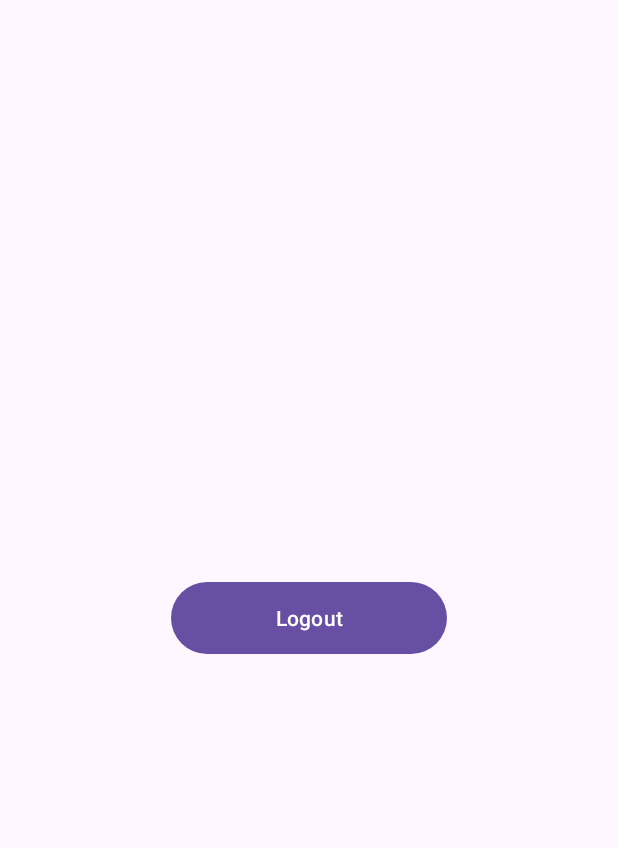
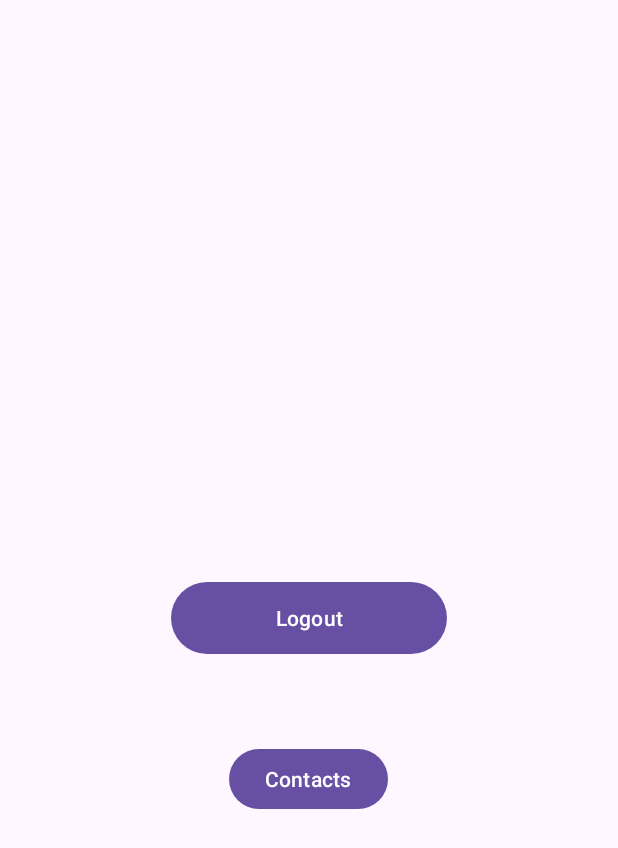
Before and after one commit to KarlAngeloFlores/GoChat, an Android app: the screen it shows after launch once a user with an empty profile is signed in (MainPage), on a phone screen of 412 x 824 dp. Shown: the top 848 px of the screen. Run offline under Robolectric (Android 15) with nearby library versions, the phone set to English and light mode, and no system bars; our stand-ins replace Firebase (no records; nobody signed in at launch, a user with empty details on screens opened directly).

Commit message:
Added Contacts Feature

```diff
--- a/app/src/main/AndroidManifest.xml
+++ b/app/src/main/AndroidManifest.xml
@@ -1,6 +1,9 @@
 <?xml version="1.0" encoding="utf-8"?>
 <manifest xmlns:android="http://schemas.android.com/apk/res/android"
     xmlns:tools="http://schemas.android.com/tools">
+
+    <uses-permission android:name="android.permission.READ_CONTACTS"/>
+    <uses-permission android:name="android.permission.WRITE_CONTACTS"/>
 
     <application
         android:allowBackup="true"
@@ -12,6 +15,9 @@
         android:supportsRtl="true"
         android:theme="@style/Theme.GoChat"
         tools:targetApi="31">
+        <activity
+            android:name=".FindUser"
+            android:exported="false" />
         <activity
             android:name=".MainPage"
             android:exported="false" />
--- a/app/src/main/java/com/example/gochat/MainPage.java
+++ b/app/src/main/java/com/example/gochat/MainPage.java
@@ -2,7 +2,9 @@ package com.example.gochat;
 
 import androidx.appcompat.app.AppCompatActivity;
 
+import android.Manifest;
 import android.content.Intent;
+import android.os.Build;
 import android.os.Bundle;
 import android.view.View;
 import android.widget.Button;
@@ -10,12 +12,14 @@ import android.widget.Button;
 import com.google.firebase.auth.FirebaseAuth;
 
 public class MainPage extends AppCompatActivity {
-    Button logoutButton;
+    Button logoutButton, contactsButton;
     @Override
     protected void onCreate(Bundle savedInstanceState) {
         super.onCreate(savedInstanceState);
         setContentView(R.layout.activity_main_page);
         logoutButton = findViewById(R.id.btnLogout);
+        contactsButton = findViewById(R.id.btnFindUsers);
+
         logoutButton.setOnClickListener(new View.OnClickListener() {
             @Override
             public void onClick(View v) {
@@ -27,5 +31,24 @@ public class MainPage extends AppCompatActivity {
                 return;
             }
         });
+
+        contactsButton.setOnClickListener(new View.OnClickListener() {
+            @Override
+            public void onClick(View v) {
+                startActivity(new Intent(getApplicationContext(), FindUser.class));
+            }
+        });
+
+        getPermissions();
+
+    } //end of main body bracket
+
+
+    private void getPermissions() {
+
+        if(Build.VERSION.SDK_INT >= Build.VERSION_CODES.M) {
+            requestPermissions(new String[]{Manifest.permission.WRITE_CONTACTS, Manifest.permission.READ_CONTACTS}, 1);
+        }
+
     }
 }
--- a/app/src/main/res/layout/activity_main_page.xml
+++ b/app/src/main/res/layout/activity_main_page.xml
@@ -15,4 +15,16 @@
         app:layout_constraintEnd_toEndOf="parent"
         app:layout_constraintStart_toStartOf="parent"
         app:layout_constraintTop_toTopOf="parent" />
+
+    <Button
+        android:id="@+id/btnFindUsers"
+        android:layout_width="wrap_content"
+        android:layout_height="wrap_content"
+        android:text="Contacts"
+        app:layout_constraintBottom_toBottomOf="parent"
+        app:layout_constraintEnd_toEndOf="parent"
+        app:layout_constraintHorizontal_bias="0.498"
+        app:layout_constraintStart_toStartOf="parent"
+        app:layout_constraintTop_toBottomOf="@+id/btnLogout"
+        app:layout_constraintVertical_bias="0.165" />
 </androidx.constraintlayout.widget.ConstraintLayout>
```
Also changed, not shown: app/src/main/java/com/example/gochat/FindUser.java (added, +65 -0 lines), app/src/main/java/com/example/gochat/UserListAdapter.java (added, +56 -0 lines), app/src/main/java/com/example/gochat/UserObject.java (added, +19 -0 lines), app/src/main/res/layout/activity_find_user.xml (added, +34 -0 lines), app/src/main/res/layout/item_user.xml (added, +23 -0 lines).
